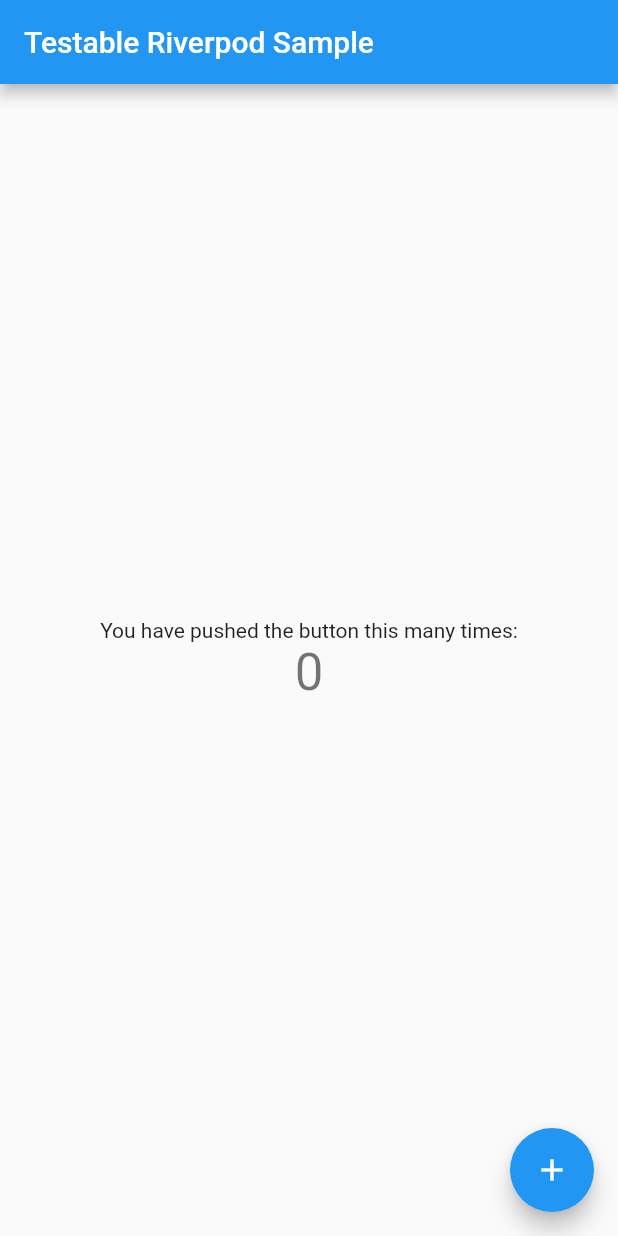
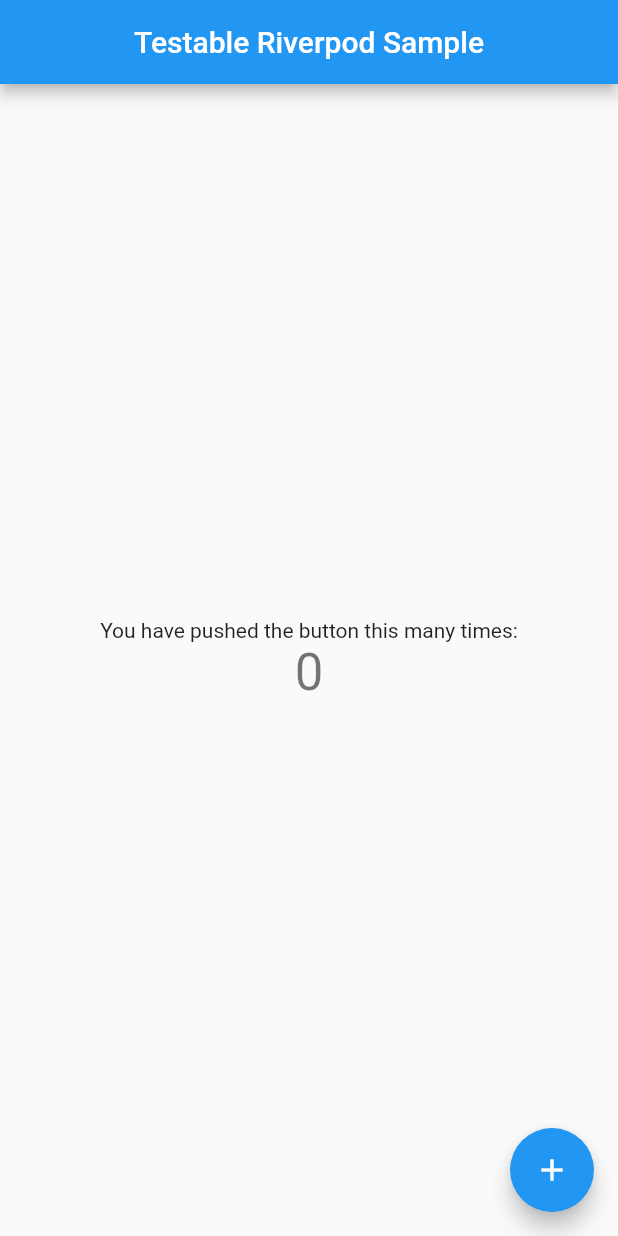
Before and after one commit to bestriser/testable_riverpod_sample, a Flutter app: the screen it shows after launch, on a phone screen of 412 x 824 dp. Run offline on Flutter 3.47's test engine with Material 2 defaults, Android fonts, the phone set to English and light mode, and no system bars; our stand-ins replace cloud_firestore, firebase_core, flutter_riverpod, freezed_annotation; accounts and stored records are empty.

Commit message:
`AppBar`のタイトルを中央寄せにした

```diff
--- a/lib/presentation/counter_page.dart
+++ b/lib/presentation/counter_page.dart
@@ -12,7 +12,7 @@ class CounterPage extends ConsumerWidget {
     final controller = ref.read(counterProvider.notifier);
 
     return Scaffold(
-      appBar: AppBar(title: Text(title)),
+      appBar: AppBar(title: Text(title), centerTitle: true),
       body: Center(
         child: Column(
           mainAxisAlignment: MainAxisAlignment.center,
```
